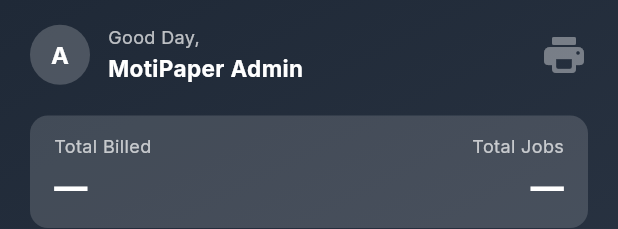
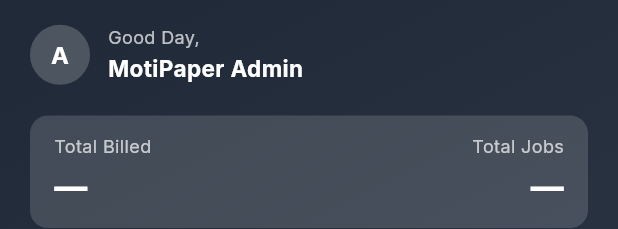
Before and after one commit to prateeksharmaand/motipaperconvertors, a Flutter app: the _HeroBanner widget shown alone on an empty page, opened directly with empty values, on a phone screen of 412 x 824 dp. Shown: the top 229 px of the screen. Run offline on Flutter 3.47's test engine with Material 3 defaults, Android fonts, the phone set to English and light mode, and no system bars; our stand-ins replace bloc, dio, equatable, firebase_core, firebase_messaging, fl_chart and 6 more; accounts and stored records are empty; network calls fail.

Commit message:
fix: show Dashboard title in collapsed app bar, remove print icon from hero
Co-Authored-By: Claude Sonnet 4.6 <noreply@anthropic.com>

```diff
--- a/mobile_admin/lib/features/dashboard/dashboard_screen.dart
+++ b/mobile_admin/lib/features/dashboard/dashboard_screen.dart
@@ -32,6 +32,7 @@ class _DashboardView extends StatelessWidget {
               pinned: true,
               backgroundColor: const Color(0xFF1F2937),
               surfaceTintColor: Colors.transparent,
+              title: const Text('Dashboard', style: TextStyle(color: Colors.white, fontWeight: FontWeight.w700, fontSize: 17)),
               flexibleSpace: FlexibleSpaceBar(
                 background: _HeroBanner(state: state),
                 collapseMode: CollapseMode.pin,
@@ -155,7 +156,6 @@ class _HeroBanner extends StatelessWidget {
             const Text('Good Day,', style: TextStyle(color: Colors.white70, fontSize: 12)),
             Text('MotiPaper ${role[0].toUpperCase()}${role.substring(1).replaceAll('_', ' ')}', style: const TextStyle(color: Colors.white, fontWeight: FontWeight.w700, fontSize: 15), overflow: TextOverflow.ellipsis),
           ])),
-          const Icon(Icons.print_rounded, color: Colors.white38, size: 32),
         ]),
         const SizedBox(height: 20),
         // Total billed card
```
